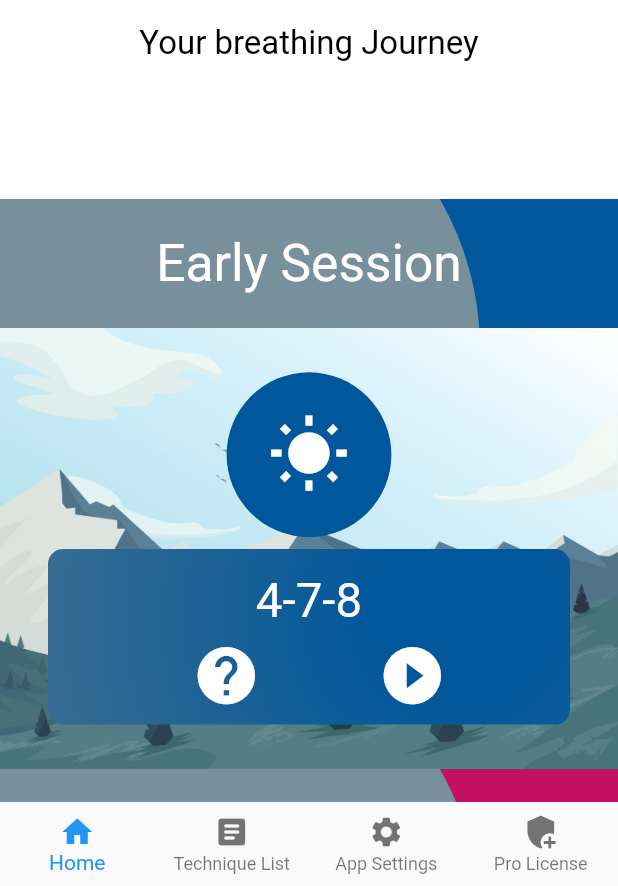
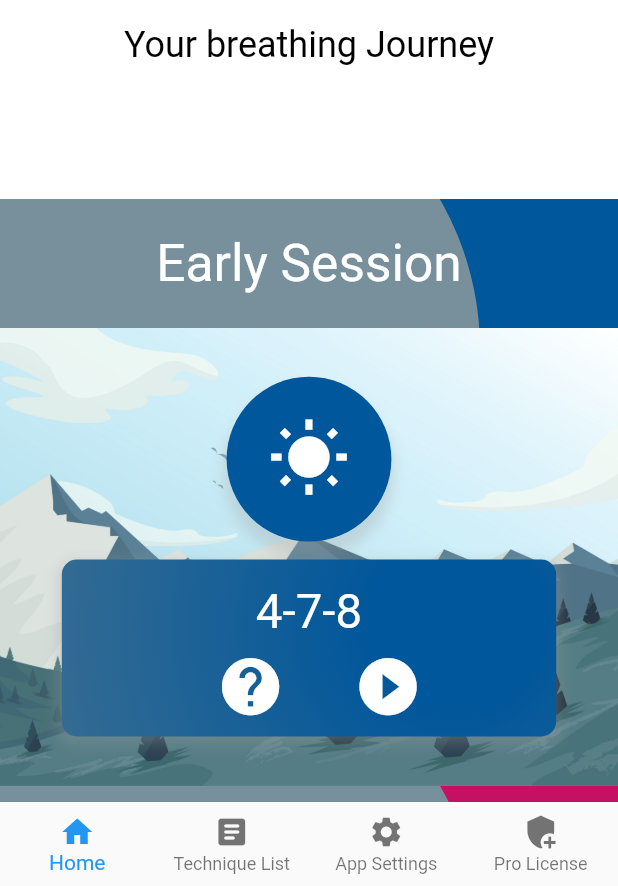
Before and after one commit to milaquintero/Breathing_Connection, a Flutter app: the screen it shows after launch, on a phone screen of 412 x 824 dp, the part 350-1236 px from its top. Run offline on Flutter 3.47's test engine with Material 2 defaults, Android fonts, the phone set to English and light mode, and no system bars; our stand-ins replace flutter_spinkit.

Commit message:
fixed responsive layout in home page

```diff
--- a/lib/pages/home.dart
+++ b/lib/pages/home.dart
@@ -120,7 +120,7 @@ class _HomeState extends State<Home> {
                   child: Text(
                     'Your breathing Journey',
                     style: TextStyle(
-                        fontSize: 22,
+                        fontSize: 24,
                         color: Colors.black
                     ),
                     textAlign: TextAlign.center,
--- a/lib/widgets/technique_section.dart
+++ b/lib/widgets/technique_section.dart
@@ -68,20 +68,31 @@ class TechniqueSection extends StatelessWidget {
                     itemCount: techniques.length,
                     itemBuilder: (context, index){
                       return Container(
-                        padding: EdgeInsets.only(left: 32, right: 32),
+                        padding: EdgeInsets.symmetric(horizontal: screenHeight / 20),
                         decoration: BoxDecoration(
                             image: DecorationImage(
                                 image: AssetImage(bgImage),
                                 fit: BoxFit.cover,
                             ),
                         ),
-                        height: screenHeight / 2.8,
+                        height: screenHeight / 2.7,
                         child: Column(
                           mainAxisAlignment: MainAxisAlignment.center,
                           mainAxisSize: MainAxisSize.min,
                           children: [
-                            Padding(
-                              padding: EdgeInsets.only(bottom: 8),
+                            Container(
+                              padding: EdgeInsets.only(bottom: 12),
+                              decoration: BoxDecoration(
+                                shape: BoxShape.circle,
+                                boxShadow: [
+                                  BoxShadow(
+                                    color: Colors.grey.withOpacity(0.3),
+                                    spreadRadius: 2,
+                                    blurRadius: 7,
+                                    offset: Offset(0, 3), // changes position of shadow
+                                  )
+                                ]
+                              ),
                               child: CircleAvatar(
                                 radius: screenHeight / 15,
                                 backgroundColor: textBgColor,
@@ -94,8 +105,16 @@ class TechniqueSection extends StatelessWidget {
                             ),
                             Container(
                               decoration: BoxDecoration(
+                                  color: textBgColor,
+                                  boxShadow: [
+                                    BoxShadow(
+                                      color: Colors.grey.withOpacity(0.3),
+                                      spreadRadius: 2,
+                                      blurRadius: 7,
+                                      offset: Offset(0, 3), // changes position of shadow
+                                    )
+                                  ],
                                   borderRadius: roundedBorder,
-                                  color: textBgColor,
                                   gradient: RadialGradient(
                                     colors: [Colors.blueGrey, Color.lerp(textBgColor, Colors.blueGrey, 0.5), textBgColor],
                                     center: Alignment(0.6, -0.3),
@@ -103,7 +122,7 @@ class TechniqueSection extends StatelessWidget {
                                     focalRadius: 3.5,
                                   ),
                               ),
-                              padding: EdgeInsets.symmetric(horizontal: 12, vertical: 16),
+                              padding: EdgeInsets.symmetric(horizontal: screenHeight / 16, vertical: screenHeight / 50),
                               child: Stack(
                                 alignment: Alignment.topCenter,
                                 clipBehavior: Clip.none,
```
